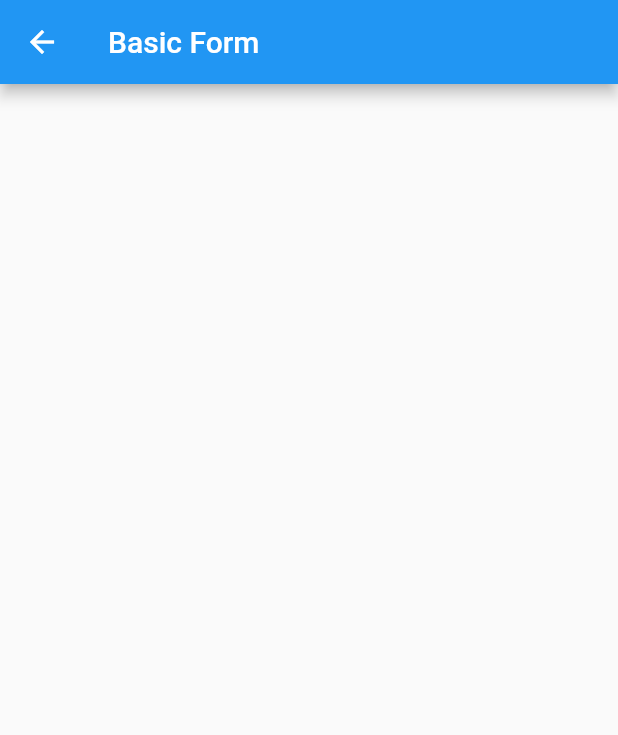
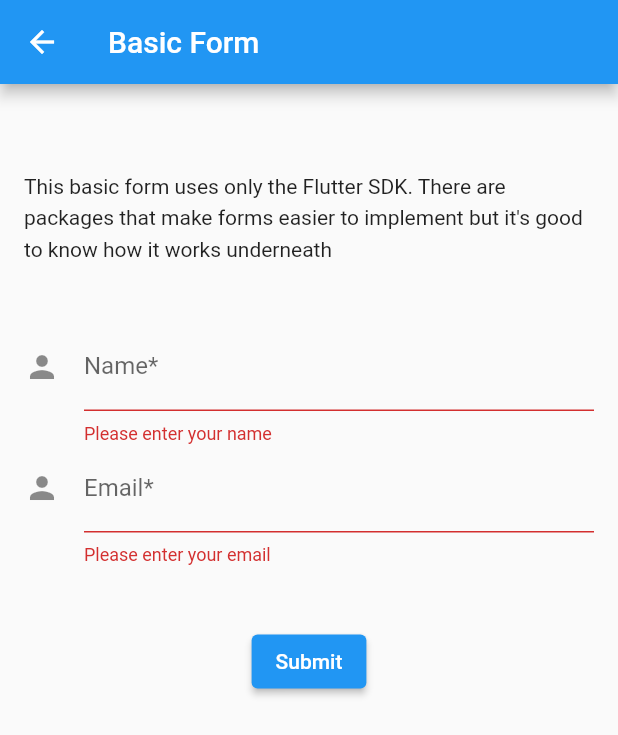
Before and after one commit to mikeysolis/training-flutter-forms, a Flutter app: the BasicFormPage screen opened directly, on a phone screen of 412 x 824 dp. Shown: the top 735 px of the screen. Run offline on Flutter 3.47's test engine with Material 2 defaults, Android fonts, the phone set to English and light mode, and no system bars; our stand-ins replace form_field_validator.

Commit message:
basic form with validation added

```diff
--- a/flutter_forms/lib/features/basic_form/basic_form_page.dart
+++ b/flutter_forms/lib/features/basic_form/basic_form_page.dart
@@ -1,8 +1,17 @@
+// Class: BasicFormPage
+// This page display a form using only the native Flutter SDK.
+// No database implementation, bloc pattern or anything else is
+// included. Those will be built separately.
+
 import 'package:flutter/material.dart';
+import 'package:form_field_validator/form_field_validator.dart';
 
 class BasicFormPage extends StatefulWidget {
   const BasicFormPage({Key? key}) : super(key: key);
 
+  // Method: show
+  // Static method allows the page to call itself from other pages.
+  // Simplifies calling the page widget.
   static Future<void> show(BuildContext context) async {
     await Navigator.of(context, rootNavigator: true).push(
       MaterialPageRoute(
@@ -15,23 +24,120 @@ class BasicFormPage extends StatefulWidget {
   _BasicFormPageState createState() => _BasicFormPageState();
 }
 
+// Build the page widget, all the content except the form.
+//The form is separated out into it's own method below.
 class _BasicFormPageState extends State<BasicFormPage> {
+  // Let's setup everything we need for the form
+
+  // 1) First we need to create a GlobalKey so the form may be uniquely
+  // identified for validation.
+  final _formKey = GlobalKey<FormState>();
+
+  // 2) Second create the controllers for the input field. We need these
+  // to actually access the data from the fields.
+  final nameInputController = TextEditingController();
+  final emailInputController = TextEditingController();
+
+  // 3) Thid create the validator for the email input field using
+  // the form_field_validator package.
+  final emailValidator = MultiValidator([
+    RequiredValidator(errorText: 'Please enter your email'),
+    EmailValidator(errorText: 'Not a valid email'),
+  ]);
+
+  // 4) Fourth we need a submit method for the form. I'm putting this here so
+  // our form code below doesn't get to messy.
+  void _submit() {
+    // Here we are using the _formKey to check if the form has
+    // passed validation. If it has this will pass as true, else false.
+    if (_formKey.currentState!.validate()) {
+      ScaffoldMessenger.of(context).showSnackBar(
+        SnackBar(
+          content: Text(
+              'Name: ${nameInputController.text}\nEmail: ${emailInputController.text}'),
+        ),
+      );
+    }
+  }
+
+  // 5) Let's be sure to dispose of the TextEditingControllers
+  // so we don't have any memory leaks.
+  @override
+  void dispose() {
+    nameInputController.dispose();
+    emailInputController.dispose();
+    super.dispose();
+  }
+
   @override
   Widget build(BuildContext context) {
     return Scaffold(
       appBar: AppBar(
         title: const Text('Basic Form'),
       ),
-      body: Column(
+      body: Container(
+        padding: const EdgeInsets.all(16.0),
+        child: Column(
+          children: [
+            const SizedBox(height: 40.0),
+            const Text(
+              "This basic form uses only the Flutter SDK. There are packages that make forms easier to implement but it's good to know how it works underneath",
+              style: TextStyle(height: 1.5),
+            ),
+            const SizedBox(height: 40.0),
+            _buildForm(context),
+          ],
+        ),
+      ),
+    );
+  }
+
+  // Method: _buildForm
+  // This methods is where the actual form is built.
+  Widget _buildForm(BuildContext context) {
+    // Create the Form widget. All text input widgets must be inside
+    // the Form widget for validation and such to happen.
+    return Form(
+      key: _formKey, // add the GlobalKey we made above
+      autovalidateMode: AutovalidateMode.always,
+      child: Column(
         children: [
+          TextFormField(
+            controller: nameInputController,
+            decoration: const InputDecoration(
+              icon: Icon(Icons.person),
+              hintText: 'Enter your name',
+              labelText: 'Name*',
+            ),
+            // This is how validation is done using the built in way.
+            // Lot's of great packages exists so we don't have to recreate
+            // the wheel. We use one below for the email field.
+            validator: (value) {
+              if (value == null || value.isEmpty) {
+                return 'Please enter your name';
+              }
+              return null;
+            },
+          ),
+          TextFormField(
+            controller: emailInputController,
+            decoration: const InputDecoration(
+              icon: Icon(Icons.person),
+              hintText: 'Enter your email',
+              labelText: 'Email*',
+            ),
+            // Email validation isn't build in so in this case I'm breaking
+            // the no package rule and downloading form_field_validator which
+            // easily handle all kinds of validation for us.
+            validator: emailValidator,
+          ),
           const SizedBox(height: 40.0),
-          _buildForm(),
+          ElevatedButton(
+            child: const Text('Submit'),
+            onPressed: _submit,
+          ),
         ],
       ),
     );
   }
-
-  Widget _buildForm() {
-    return Container();
-  }
 }
--- a/flutter_forms/lib/features/home_page.dart
+++ b/flutter_forms/lib/features/home_page.dart
@@ -1,6 +1,8 @@
 // Class: HomePage
-// This class display a basic form using only the Flutter SDK,
-// no plugins or anything else.
+// This class just displays a ListView of different forms that
+// have been built. These forms include:
+// 1) Flutter Form - a basic form using only the Flutter SDK
+// 2) Reactive Form - the same form as above but implented using the reactive_forms package.
 
 import 'package:flutter/material.dart';
 
@@ -26,7 +28,7 @@ class HomePage extends StatelessWidget {
         return Column(
           children: [
             ListTile(
-              title: const Text('Basic Form'),
+              title: const Text('Flutter Form'),
               trailing: const Icon(Icons.chevron_right),
               onTap: () => BasicFormPage.show(context),
             ),
--- a/flutter_forms/pubspec.yaml
+++ b/flutter_forms/pubspec.yaml
@@ -33,6 +33,7 @@ dependencies:
   # The following adds the Cupertino Icons font to your application.
   # Use with the CupertinoIcons class for iOS style icons.
   cupertino_icons: ^1.0.2
+  form_field_validator: ^1.1.0
 
 dev_dependencies:
   flutter_test:
```
Also changed, not shown: flutter_forms/pubspec.lock.
